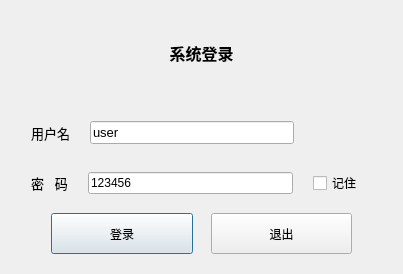
The window that models/logindialog/logindialog.ui (Shogpe/bmsTool) describes before a commit, drawn with Qt 5.
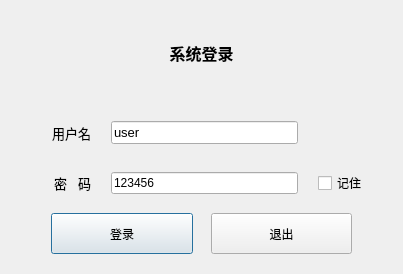
The same window after the commit.

```diff
--- a/models/logindialog/logindialog.ui
+++ b/models/logindialog/logindialog.ui
@@ -76,6 +76,18 @@
      </property>
      <item>
       <widget class="QLabel" name="label_2">
+       <property name="sizePolicy">
+        <sizepolicy hsizetype="Fixed" vsizetype="Preferred">
+         <horstretch>0</horstretch>
+         <verstretch>0</verstretch>
+        </sizepolicy>
+       </property>
+       <property name="minimumSize">
+        <size>
+         <width>60</width>
+         <height>0</height>
+        </size>
+       </property>
        <property name="font">
         <font>
          <pointsize>10</pointsize>
@@ -85,7 +97,7 @@
         <string>用户名</string>
        </property>
        <property name="alignment">
-        <set>Qt::AlignJustify|Qt::AlignVCenter</set>
+        <set>Qt::AlignRight|Qt::AlignTrailing|Qt::AlignVCenter</set>
        </property>
       </widget>
      </item>
@@ -128,6 +140,24 @@
      </property>
      <item>
       <widget class="QLabel" name="label_3">
+       <property name="sizePolicy">
+        <sizepolicy hsizetype="Fixed" vsizetype="Preferred">
+         <horstretch>0</horstretch>
+         <verstretch>0</verstretch>
+        </sizepolicy>
+       </property>
+       <property name="minimumSize">
+        <size>
+         <width>60</width>
+         <height>0</height>
+        </size>
+       </property>
+       <property name="baseSize">
+        <size>
+         <width>60</width>
+         <height>0</height>
+        </size>
+       </property>
        <property name="font">
         <font>
          <pointsize>10</pointsize>
@@ -137,7 +167,7 @@
         <string>密   码</string>
        </property>
        <property name="alignment">
-        <set>Qt::AlignJustify|Qt::AlignVCenter</set>
+        <set>Qt::AlignRight|Qt::AlignTrailing|Qt::AlignVCenter</set>
        </property>
       </widget>
      </item>
```
